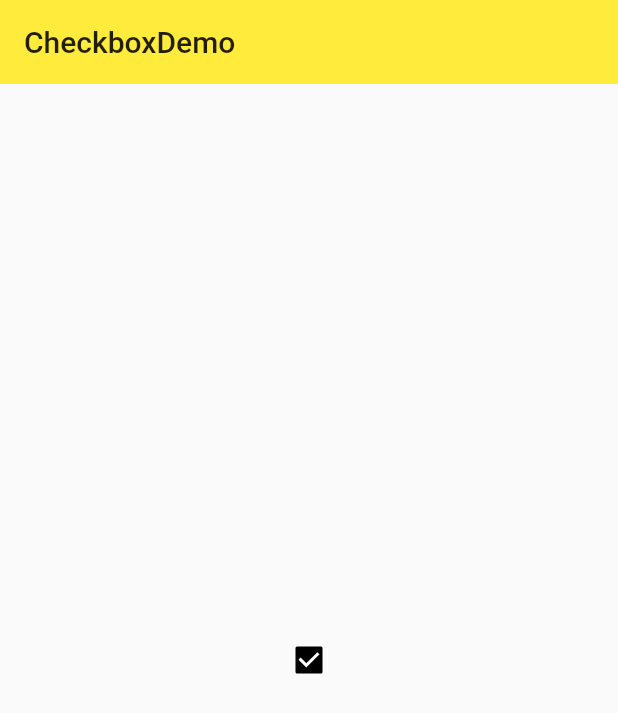
After one commit to shiquan18/aiyi_flutter_demo, a Flutter app: the CheckboxDemo screen opened directly, on a phone screen of 412 x 824 dp. The commit adds this screen. Shown: the top 713 px of the screen. Run offline on Flutter 3.47's test engine with Material 2 defaults, Android fonts, the phone set to English and light mode, and no system bars.

Commit message:
checkbox demo

```diff
--- /dev/null
+++ b/lib/demo/checkbox_demo.dart
@@ -0,0 +1,41 @@
+import 'package:flutter/material.dart';
+
+class CheckboxDemo extends StatefulWidget {
+  @override
+  _CheckboxDemoState createState() => _CheckboxDemoState();
+}
+
+class _CheckboxDemoState extends State<CheckboxDemo> {
+  bool _checkboxItemA = true;
+
+  @override
+  Widget build(BuildContext context) {
+    return Scaffold(
+        appBar: AppBar(
+          title: Text('CheckboxDemo'),
+          elevation: 0.0,
+        ),
+        body: Container(
+          padding: EdgeInsets.all(16.0),
+          child: Column(
+            mainAxisAlignment: MainAxisAlignment.center,
+            children: <Widget>[
+              Row(
+                mainAxisAlignment: MainAxisAlignment.center,
+                children: <Widget>[
+                  Checkbox(
+                    value: _checkboxItemA,
+                    onChanged: (value) {
+                      setState(() {
+                        _checkboxItemA = value;
+                      });
+                    },
+                    activeColor: Colors.black,
+                  ),
+                ],
+              ),
+            ],
+          ),
+        ));
+  }
+}
--- a/lib/demo/material_components.dart
+++ b/lib/demo/material_components.dart
@@ -1,4 +1,5 @@
 import 'package:aiyi_flutter_demo_app/demo/button_demo.dart';
+import 'package:aiyi_flutter_demo_app/demo/checkbox_demo.dart';
 import 'package:aiyi_flutter_demo_app/demo/form_demo.dart';
 import 'package:aiyi_flutter_demo_app/demo/popup_menu_button_demo.dart';
 import 'package:flutter/material.dart';
@@ -10,6 +11,7 @@ class MaterialComponents extends StatelessWidget {
       appBar: AppBar(title: Text('MaterialComponents'), elevation: 2.0),
       body: ListView(
         children: <Widget>[
+          ListItem(title: 'Checkbox', page: CheckboxDemo()),
           ListItem(title: 'Form', page: FroDemo()),
           ListItem(title: 'PopupMenuButton', page: PopupMenuButtonDemo()),
           ListItem(title: 'Button', page: ButtonDemo()),
```
